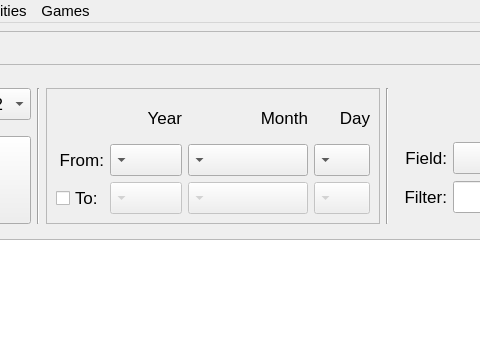
Before: the Qt Designer form logdoctor/mainwindow.ui in elB4RTO/LogDoctor, drawn with Qt 5; both pictures show x 162 to 642 and y 0 to 339 of the 924 by 574 pixel window.
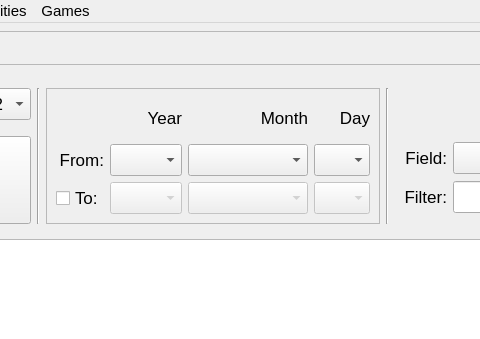
After: the same form once the commit is applied. The open tabs and pages were chosen to show the change. Icons and pictures are not drawn. Custom widgets are drawn as their Qt base class.

Patch:
```diff
--- a/logdoctor/mainwindow.ui
+++ b/logdoctor/mainwindow.ui
@@ -204,9 +204,6 @@
         <pointsize>16</pointsize>
        </font>
       </property>
-      <property name="layoutDirection">
-       <enum>Qt::LeftToRight</enum>
-      </property>
       <property name="locale">
        <locale language="English" country="UnitedStates"/>
       </property>
@@ -3411,9 +3408,6 @@
                       <pointsize>13</pointsize>
                      </font>
                     </property>
-                    <property name="layoutDirection">
-                     <enum>Qt::RightToLeft</enum>
-                    </property>
                    </widget>
                   </item>
                   <item row="1" column="1">
@@ -3441,9 +3435,6 @@
                       <pointsize>13</pointsize>
                      </font>
                     </property>
-                    <property name="layoutDirection">
-                     <enum>Qt::RightToLeft</enum>
-                    </property>
                    </widget>
                   </item>
                   <item row="0" column="1">
@@ -3480,9 +3471,6 @@
                       <pointsize>13</pointsize>
                      </font>
                     </property>
-                    <property name="layoutDirection">
-                     <enum>Qt::RightToLeft</enum>
-                    </property>
                    </widget>
                   </item>
                   <item row="2" column="2">
@@ -3507,9 +3495,6 @@
                       <pointsize>13</pointsize>
                      </font>
                     </property>
-                    <property name="layoutDirection">
-                     <enum>Qt::RightToLeft</enum>
-                    </property>
                    </widget>
                   </item>
                   <item row="2" column="0">
@@ -3546,9 +3531,6 @@
                       <pointsize>13</pointsize>
                      </font>
                     </property>
-                    <property name="layoutDirection">
-                     <enum>Qt::RightToLeft</enum>
-                    </property>
                    </widget>
                   </item>
                   <item row="1" column="2">
@@ -3570,9 +3552,6 @@
                       <pointsize>13</pointsize>
                      </font>
                     </property>
-                    <property name="layoutDirection">
-                     <enum>Qt::RightToLeft</enum>
-                    </property>
                    </widget>
                   </item>
                  </layout>
```
Left out of the diff: 64 changed lines with no effect on the pictures.
